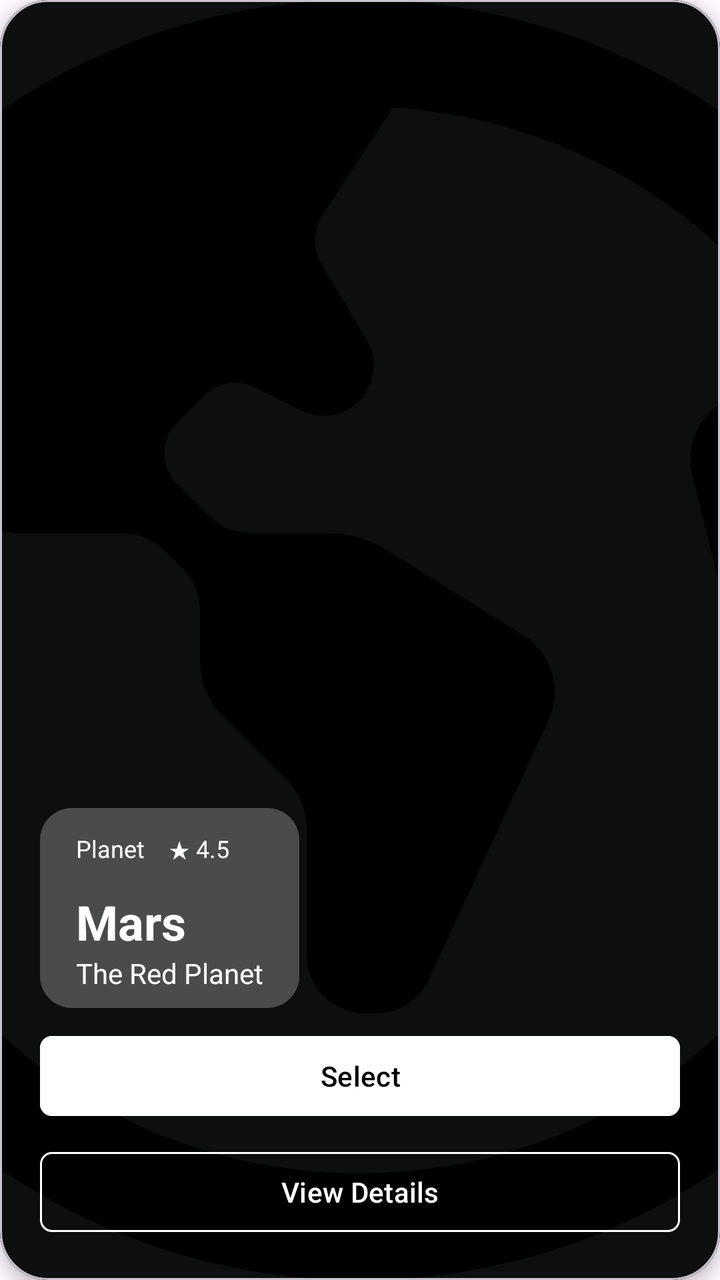
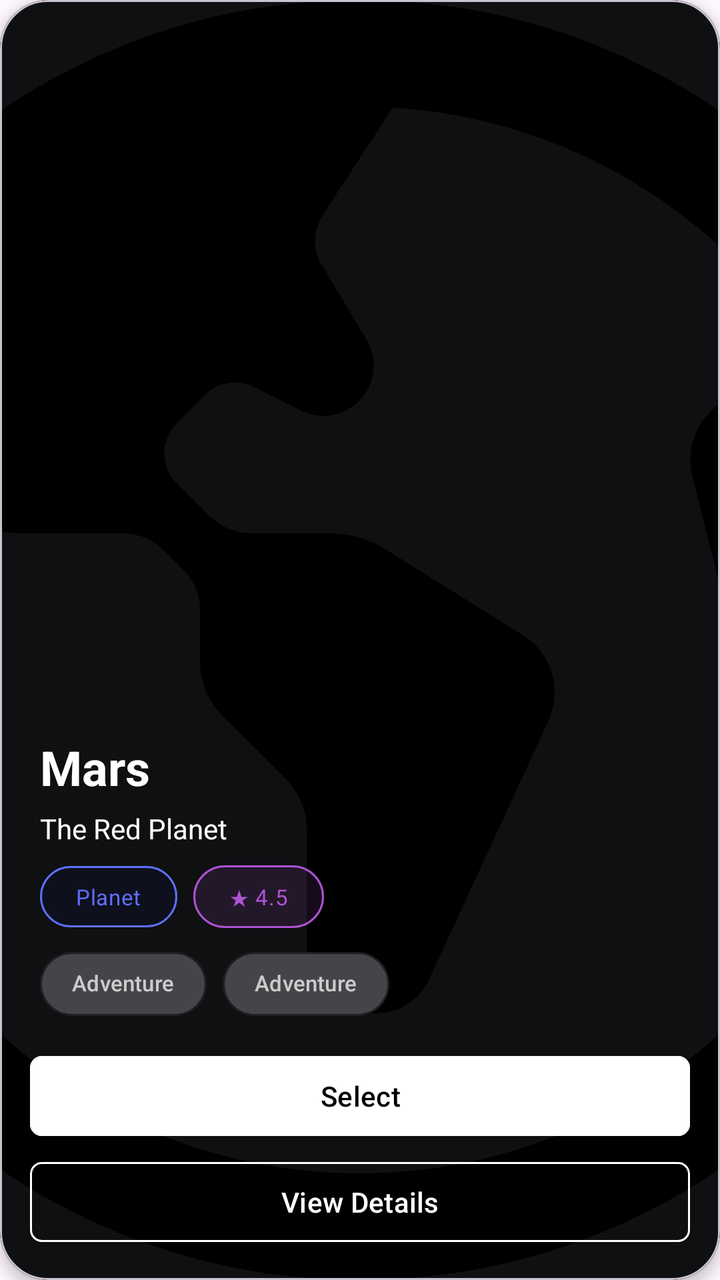

Two renders of the same Android screen: before a commit and after it. Below are the layout's source before the change and the commit's diff.
<!-- AndroidManifest.xml: application theme Theme.SpaceAdvisor -->
<!-- res/layout/item_carousel.xml -->
<?xml version="1.0" encoding="utf-8"?>
<com.google.android.material.card.MaterialCardView xmlns:android="http://schemas.android.com/apk/res/android"
    xmlns:app="http://schemas.android.com/apk/res-auto"
    android:layout_width="match_parent"
    android:layout_height="match_parent"
    android:layout_marginHorizontal="8dp"
    app:cardCornerRadius="24dp"
    app:cardElevation="4dp">

    <RelativeLayout
        android:layout_width="match_parent"
        android:layout_height="match_parent">

        <ImageView
            android:id="@+id/carouselImage"
            android:layout_width="match_parent"
            android:layout_height="match_parent"
            android:background="@color/colorBackground"
            android:clickable="true"
            android:scaleType="centerCrop"
            android:src="@drawable/ic_home_earth" />

        <View
            android:layout_width="match_parent"
            android:layout_height="match_parent"
            android:background="#40000000" />

        <LinearLayout
            android:layout_width="match_parent"
            android:layout_height="wrap_content"
            android:layout_alignParentBottom="true"
            android:orientation="vertical"
            android:padding="20dp">

            <LinearLayout
                android:id="@+id/glass_container"
                style="@style/ShapeAppearance.Material3.Corner.Medium"
                android:layout_width="wrap_content"
                android:layout_height="wrap_content"
                android:background="@drawable/label_background"
                android:orientation="vertical"
                android:paddingHorizontal="18dp"
                android:paddingVertical="8dp">

                <LinearLayout
                    android:layout_width="wrap_content"
                    android:layout_height="wrap_content"
                    android:paddingVertical="4dp">

                    <TextView
                        android:id="@+id/carouselType"
                        android:layout_width="wrap_content"
                        android:layout_height="wrap_content"
                        android:text="Planet"
                        android:textColor="@color/textPrimary"
                        android:textSize="12sp" />

                    <View
                        android:layout_width="12dp"
                        android:layout_height="0dp" />

                    <TextView
                        android:id="@+id/carouselRating"
                        android:layout_width="wrap_content"
                        android:layout_height="wrap_content"
                        android:text="★ 4.5"
                        android:textColor="@color/textPrimary"
                        android:textSize="12sp" />
                </LinearLayout>

                <TextView
                    android:id="@+id/carouselTitle"
                    android:layout_width="wrap_content"
                    android:layout_height="wrap_content"
                    android:layout_marginTop="8dp"
                    android:text="Mars"
                    android:textColor="@color/textPrimary"
                    android:textSize="24sp"
                    android:textStyle="bold" />

                <TextView
                    android:id="@+id/carouselSubtitle"
                    android:layout_width="wrap_content"
                    android:layout_height="wrap_content"
                    android:text="The Red Planet"
                    android:textColor="@color/textPrimary"
                    android:textSize="14sp" />

            </LinearLayout>

            <LinearLayout
                android:layout_width="match_parent"
                android:layout_height="wrap_content"
                android:layout_marginTop="10dp"
                android:gravity="start"
                android:orientation="vertical">

                <com.google.android.material.button.MaterialButton
                    android:id="@+id/selectBtn"
                    android:layout_width="match_parent"
                    android:layout_height="wrap_content"
                    android:backgroundTint="@color/white"
                    android:text="Select"
                    android:textAllCaps="false"
                    android:textColor="@color/black"
                    android:textSize="14sp"
                    app:cornerRadius="6dp" />

                <com.google.android.material.button.MaterialButton
                    android:id="@+id/detailsBtn"
                    style="@style/Widget.Material3.Button.OutlinedButton"
                    android:layout_width="match_parent"
                    android:layout_height="wrap_content"
                    android:layout_marginTop="10dp"
                    android:backgroundTint="@android:color/transparent"
                    android:text="View Details"
                    android:textAllCaps="false"
                    android:textColor="@color/white"
                    android:textSize="14sp"
                    app:cornerRadius="6dp"
                    app:strokeColor="@color/white"
                    app:strokeWidth="1dp" />

            </LinearLayout>

        </LinearLayout>

    </RelativeLayout>
</com.google.android.material.card.MaterialCardView>
<!-- resources referenced by this layout -->
<resources>
  <color name="black">#FF000000</color>
  <color name="colorBackground">@color/deep_black</color>
  <color name="textPrimary">@color/white</color>
  <color name="white">#FFFFFFFF</color>
  <!-- drawable ic_home_earth (drawable) -->
  <?xml version="1.0" encoding="utf-8"?>
  <vector xmlns:android="http://schemas.android.com/apk/res/android"
      android:width="24dp"
      android:height="24dp"
      android:viewportWidth="24"
      android:viewportHeight="24">
  
      <path
          android:fillColor="#000000"
          android:pathData="M12,0C5.383,0,0,5.383,0,12s5.383,12,12,12,12-5.383,12-12S18.617,0,12,0Zm0,22c-5.514,0-10-4.486-10-10,0-1.494 0.33 -2.912 0.92 -4.187l1.666,1.751c0.265 0.278 0.632 0.436 ,1.016 0.436 h1.949c0.288,0,0.564 0.114 0.768 0.318 l0.373 0.373 c0.198 0.198 0.309 0.466 0.309 0.745 v0.963c0,0.385 0.153 0.753 0.425 ,1.025l1.19,1.19c0.247 0.247 0.386 0.582 0.386 0.931 v2.365c0,0.602 0.488 ,1.09,1.09,1.09h0.213c0.425,0,0.811-0.247 0.989 -0.633l2.241-4.856c0.267-0.578 0.062 -1.263-0.477-1.601l-2.562-1.601c-0.323-0.202-0.696-0.309-1.077-0.309h-1.431c-0.311,0-0.61-0.124-0.83-0.344l-0.592-0.592c-0.312-0.312-0.312-0.817,0-1.128l0.529-0.529c0.243-0.243 0.614 -0.303 0.921 -0.149l0.88 0.44 c0.361 0.181 0.798 0.11 ,1.084-0.176l0.003-0.003c0.305-0.305 0.363 -0.778 0.141 -1.147l-0.837-1.396c-0.175-0.292-0.171-0.654 0.014 -0.94 0.296 -0.457 0.78 -1.202,1.316-2.016,3.272 0.2 ,6.125,1.98,7.801,4.586l-1.59 0.917 c-0.49 0.282 -0.733 0.855 -0.595,1.403l0.627,2.507c0.09 0.36 0.333 0.662 0.665 0.827 l2.373,1.178c-0.699,4.835-4.871,8.562-9.896,8.562Z" />
  </vector>
  <!-- drawable label_background (drawable) -->
  <?xml version="1.0" encoding="utf-8"?>
  <shape xmlns:android="http://schemas.android.com/apk/res/android">
      <solid android:color="#40FFFFFF" />
      <corners android:radius="16dp" />
  </shape>
  <style name="Theme.SpaceAdvisor" parent="Base.Theme.SpaceAdvisor" />
  <color name="deep_black">#111213</color>
  <style name="Base.Theme.SpaceAdvisor" parent="Theme.Material3.DayNight.NoActionBar">
          
      </style>
</resources>

<!-- the commit's change to res/layout/item_carousel.xml (unified diff, before → after) -->
@@ -12,7 +12,7 @@
         android:layout_height="match_parent">
 
         <ImageView
-            android:id="@+id/carouselImage"
+            android:id="@+id/dest_image_carousel_item"
             android:layout_width="match_parent"
             android:layout_height="match_parent"
             android:background="@color/colorBackground"
@@ -23,75 +23,148 @@
         <View
             android:layout_width="match_parent"
             android:layout_height="match_parent"
-            android:background="#40000000" />
+            android:background="#20000000" />
 
         <LinearLayout
             android:layout_width="match_parent"
             android:layout_height="wrap_content"
             android:layout_alignParentBottom="true"
             android:orientation="vertical"
-            android:padding="20dp">
+            android:paddingHorizontal="15dp"
+            android:paddingBottom="15dp">
 
             <LinearLayout
-                android:id="@+id/glass_container"
+                android:id="@+id/detail_glass_container_carousel_item"
                 style="@style/ShapeAppearance.Material3.Corner.Medium"
                 android:layout_width="wrap_content"
                 android:layout_height="wrap_content"
-                android:background="@drawable/label_background"
                 android:orientation="vertical"
-                android:paddingHorizontal="18dp"
+                android:paddingHorizontal="5dp"
                 android:paddingVertical="8dp">
 
-                <LinearLayout
-                    android:layout_width="wrap_content"
-                    android:layout_height="wrap_content"
-                    android:paddingVertical="4dp">
-
-                    <TextView
-                        android:id="@+id/carouselType"
-                        android:layout_width="wrap_content"
-                        android:layout_height="wrap_content"
-                        android:text="Planet"
-                        android:textColor="@color/textPrimary"
-                        android:textSize="12sp" />
-
-                    <View
-                        android:layout_width="12dp"
-                        android:layout_height="0dp" />
-
-                    <TextView
-                        android:id="@+id/carouselRating"
-                        android:layout_width="wrap_content"
-                        android:layout_height="wrap_content"
-                        android:text="★ 4.5"
-                        android:textColor="@color/textPrimary"
-                        android:textSize="12sp" />
-                </LinearLayout>
 
                 <TextView
-                    android:id="@+id/carouselTitle"
-                    android:layout_width="wrap_content"
-                    android:layout_height="wrap_content"
-                    android:layout_marginTop="8dp"
+                    android:id="@+id/dest_title_carousel_item"
+                    android:layout_width="match_parent"
+                    android:layout_height="wrap_content"
+                    android:layout_marginTop="5dp"
                     android:text="Mars"
                     android:textColor="@color/textPrimary"
                     android:textSize="24sp"
                     android:textStyle="bold" />
 
+
                 <TextView
-                    android:id="@+id/carouselSubtitle"
+                    android:id="@+id/dest_subtitle_carousel_item"
                     android:layout_width="wrap_content"
                     android:layout_height="wrap_content"
+                    android:layout_marginTop="5dp"
                     android:text="The Red Planet"
                     android:textColor="@color/textPrimary"
                     android:textSize="14sp" />
 
+                
+                
+                
+                
+                
+                
+                
+                
+
+                
+                
+                
+                
+                
+                
+                
+
+                
+                
+                
+                
+                
+                
+                
+                
+                
+
+                
+
+                <LinearLayout
+                    android:layout_width="wrap_content"
+                    android:layout_height="wrap_content"
+                    android:layout_marginTop="5dp"
+                    android:paddingVertical="4dp">
+
+                    <TextView
+                        android:id="@+id/dest_type_chip_carousel_item"
+                        style="@style/MaterialAlertDialog.Material3.Body.Text"
+                        android:layout_width="wrap_content"
+                        android:layout_height="wrap_content"
+                        android:background="@drawable/custom_text_blue_background_stroke"
+                        android:paddingHorizontal="18dp"
+                        android:paddingVertical="8dp"
+                        android:text="Planet"
+                        android:textColor="#5F70FD"
+                        android:textSize="11sp" />
+
+                    <View
+                        android:layout_width="8dp"
+                        android:layout_height="match_parent" />
+
+                    <TextView
+                        android:id="@+id/dest_rating_chip_carousel_item"
+                        style="@style/MaterialAlertDialog.Material3.Body.Text"
+                        android:layout_width="wrap_content"
+                        android:layout_height="wrap_content"
+                        android:layout_alignParentEnd="true"
+                        android:background="@drawable/custom_text_purple_background_stroke"
+                        android:paddingHorizontal="18dp"
+                        android:paddingVertical="8dp"
+                        android:text="★ 4.5"
+                        android:textColor="#AE52D4"
+                        android:textSize="11sp" />
+
+
+                </LinearLayout>
+
+                <com.google.android.material.chip.ChipGroup
+                    android:id="@+id/dest_tags_chip_group"
+                    android:layout_width="wrap_content"
+                    android:layout_height="wrap_content"
+                    app:chipSpacingHorizontal="8dp"
+                    app:chipSpacingVertical="4dp">
+
+                    <com.google.android.material.chip.Chip
+                        android:layout_width="wrap_content"
+                        android:layout_height="wrap_content"
+                        android:background="@color/transparent"
+                        android:text="Adventure"
+                        android:textColor="@color/gray_light"
+                        android:textSize="11sp"
+                        app:chipBackgroundColor="#B3000000"
+                        app:chipCornerRadius="20dp"
+                        app:chipStrokeColor="#90000000" />
+
+                    <com.google.android.material.chip.Chip
+                        android:layout_width="wrap_content"
+                        android:layout_height="wrap_content"
+                        android:background="@color/transparent"
+                        android:text="Adventure"
+                        android:textColor="@color/gray_light"
+                        android:textSize="11sp"
+                        app:chipBackgroundColor="#B3000000"
+                        app:chipCornerRadius="20dp"
+                        app:chipStrokeColor="#90000000" />
+
+                </com.google.android.material.chip.ChipGroup>
             </LinearLayout>
 
             <LinearLayout
                 android:layout_width="match_parent"
                 android:layout_height="wrap_content"
-                android:layout_marginTop="10dp"
                 android:gravity="start"
                 android:orientation="vertical">
 
@@ -111,7 +184,7 @@
                     style="@style/Widget.Material3.Button.OutlinedButton"
                     android:layout_width="match_parent"
                     android:layout_height="wrap_content"
-                    android:layout_marginTop="10dp"
+                    android:layout_marginTop="5dp"
                     android:backgroundTint="@android:color/transparent"
                     android:text="View Details"
                     android:textAllCaps="false"
<!-- resource entries referenced after the edit -->
@@ -2,8 +2,38 @@
 <resources>
   <color name="black">#FF000000</color>
   <color name="colorBackground">@color/deep_black</color>
+  <color name="gray_light">#CCCCCC</color>
   <color name="textPrimary">@color/white</color>
+  <color name="transparent">#00000000</color>
   <color name="white">#FFFFFFFF</color>
+  <!-- drawable custom_text_blue_background_stroke (drawable) -->
+  <?xml version="1.0" encoding="utf-8"?>
+  <layer-list xmlns:android="http://schemas.android.com/apk/res/android">
+      <item android:id="@android:id/background">
+          <shape>
+              <corners android:radius="20dp" />
+              <solid android:color="#300B1350"
+                  />
+              <stroke android:color="#5F70FD"
+                  android:width="1dp"
+                  />
+          </shape>
+      </item>
+  </layer-list>
+  <!-- drawable custom_text_purple_background_stroke (drawable) -->
+  <?xml version="1.0" encoding="utf-8"?>
+  <layer-list xmlns:android="http://schemas.android.com/apk/res/android">
+      <item android:id="@android:id/background">
+          <shape>
+              <corners android:radius="20dp" />
+              <solid android:color="#20AE52D4"
+                  />
+              <stroke android:color="#AE52D4"
+                  android:width="1dp"
+                  />
+          </shape>
+      </item>
+  </layer-list>
   <!-- drawable ic_home_earth (drawable) -->
   <?xml version="1.0" encoding="utf-8"?>
   <vector xmlns:android="http://schemas.android.com/apk/res/android"
@@ -16,12 +46,6 @@
           android:fillColor="#000000"
           android:pathData="M12,0C5.383,0,0,5.383,0,12s5.383,12,12,12,12-5.383,12-12S18.617,0,12,0Zm0,22c-5.514,0-10-4.486-10-10,0-1.494 0.33 -2.912 0.92 -4.187l1.666,1.751c0.265 0.278 0.632 0.436 ,1.016 0.436 h1.949c0.288,0,0.564 0.114 0.768 0.318 l0.373 0.373 c0.198 0.198 0.309 0.466 0.309 0.745 v0.963c0,0.385 0.153 0.753 0.425 ,1.025l1.19,1.19c0.247 0.247 0.386 0.582 0.386 0.931 v2.365c0,0.602 0.488 ,1.09,1.09,1.09h0.213c0.425,0,0.811-0.247 0.989 -0.633l2.241-4.856c0.267-0.578 0.062 -1.263-0.477-1.601l-2.562-1.601c-0.323-0.202-0.696-0.309-1.077-0.309h-1.431c-0.311,0-0.61-0.124-0.83-0.344l-0.592-0.592c-0.312-0.312-0.312-0.817,0-1.128l0.529-0.529c0.243-0.243 0.614 -0.303 0.921 -0.149l0.88 0.44 c0.361 0.181 0.798 0.11 ,1.084-0.176l0.003-0.003c0.305-0.305 0.363 -0.778 0.141 -1.147l-0.837-1.396c-0.175-0.292-0.171-0.654 0.014 -0.94 0.296 -0.457 0.78 -1.202,1.316-2.016,3.272 0.2 ,6.125,1.98,7.801,4.586l-1.59 0.917 c-0.49 0.282 -0.733 0.855 -0.595,1.403l0.627,2.507c0.09 0.36 0.333 0.662 0.665 0.827 l2.373,1.178c-0.699,4.835-4.871,8.562-9.896,8.562Z" />
   </vector>
-  <!-- drawable label_background (drawable) -->
-  <?xml version="1.0" encoding="utf-8"?>
-  <shape xmlns:android="http://schemas.android.com/apk/res/android">
-      <solid android:color="#40FFFFFF" />
-      <corners android:radius="16dp" />
-  </shape>
   <style name="Theme.SpaceAdvisor" parent="Base.Theme.SpaceAdvisor" />
   <color name="deep_black">#111213</color>
   <style name="Base.Theme.SpaceAdvisor" parent="Theme.Material3.DayNight.NoActionBar">
